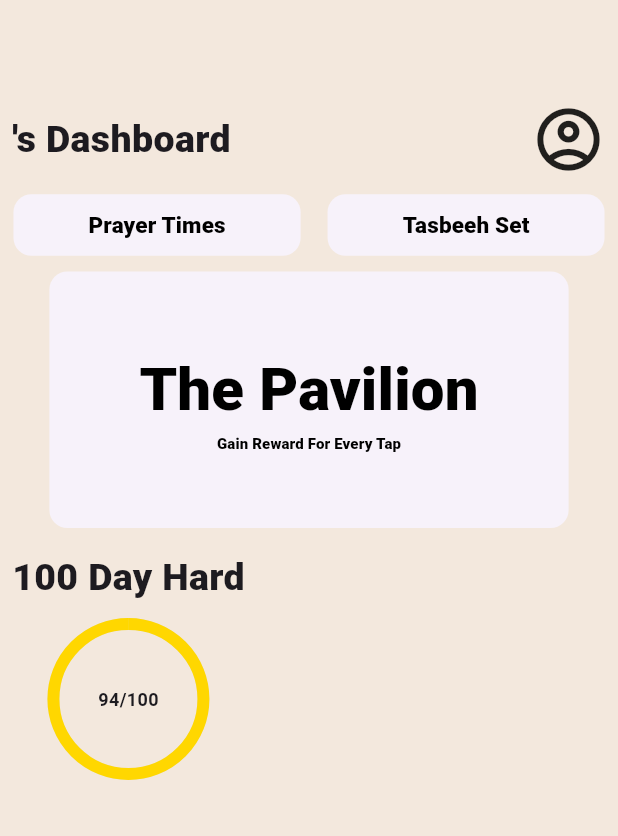
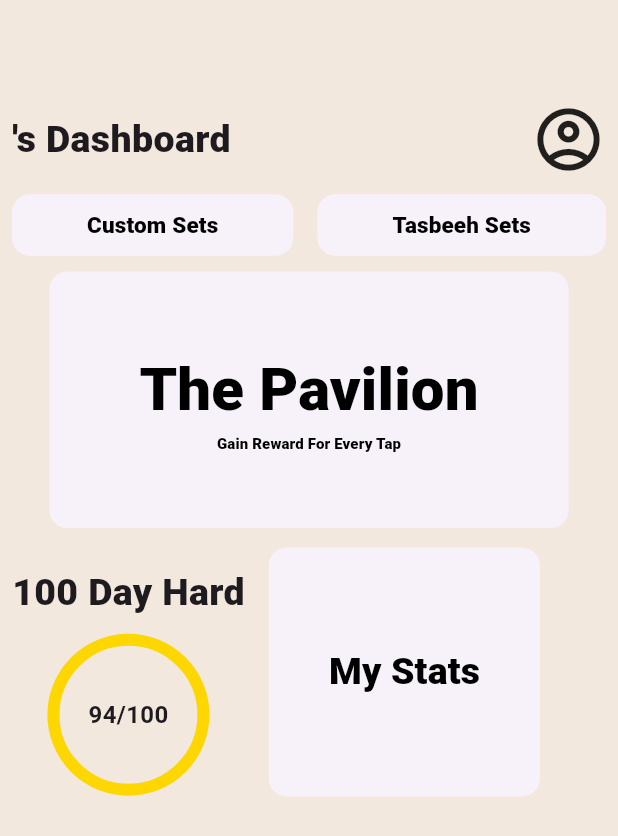
Before and after one commit to ZayanChaudhary044/dawam, a Flutter app: the HomePage screen opened directly with empty values, on a phone screen of 412 x 824 dp. Shown: the top 836 px of the screen. Run offline on Flutter 3.47's test engine with Material 3 defaults, Android fonts, the light colour scheme and no system bars; our stand-ins replace google_fonts.

Commit message:
Dashboard Developed (2/3)

```diff
--- a/dawam/lib/components/circularProgressWidget.dart
+++ b/dawam/lib/components/circularProgressWidget.dart
@@ -63,7 +63,7 @@ class _CircularProgressWidgetState extends State<CircularProgressWidget>
             children: [
               Text(
                 "$currentDay/100",
-                style: const TextStyle(fontSize: 12, fontWeight: FontWeight.bold),
+                style: const TextStyle(fontSize: 16, fontWeight: FontWeight.bold),
               ),
             ],
           ),
--- a/dawam/lib/main.dart
+++ b/dawam/lib/main.dart
@@ -20,3 +20,5 @@ class MyApp extends StatelessWidget {
     );
   }
 }
+
+//dark mode = 0xFF8B6F4E
--- a/dawam/lib/pages/homepage.dart
+++ b/dawam/lib/pages/homepage.dart
@@ -1,6 +1,7 @@
 import 'package:flutter/material.dart';
 import 'package:google_fonts/google_fonts.dart';
 import 'package:dawam/components/circularProgressWidget.dart';
+import 'package:dawam/components/prayer-timetable.dart';
 
 class HomePage extends StatelessWidget {
   HomePage({super.key, required this.userName});
@@ -43,7 +44,7 @@ class HomePage extends StatelessWidget {
                   ),
                 ),
                 child: Text(
-                  "Prayer Times",
+                  "Custom Sets",
                   style: GoogleFonts.reemKufi(
                     fontSize: 15,
                     fontWeight: FontWeight.w900,
@@ -62,7 +63,7 @@ class HomePage extends StatelessWidget {
                   ),
                 ),
                 child: Text(
-                  "Tasbeeh Set",
+                  "Tasbeeh Sets",
                   style: GoogleFonts.reemKufi(
                     fontSize: 15,
                     fontWeight: FontWeight.w900,
@@ -106,7 +107,7 @@ class HomePage extends StatelessWidget {
               ],
             ),
           ),
-          SizedBox(height: 7),
+          SizedBox(height: 5),
           Row(
             children: [
               Column(
@@ -127,11 +128,36 @@ class HomePage extends StatelessWidget {
                   ),
                 ],
               ),
-
+              Padding(
+                padding: const EdgeInsets.all(8.0),
+                child: ElevatedButton(
+                  onPressed: () {},
+                  style: ElevatedButton.styleFrom(
+                    elevation: 0,
+                    padding: EdgeInsets.symmetric(horizontal:40, vertical: 65),
+                    shadowColor: Colors.white,
+                    shape: RoundedRectangleBorder(
+                      borderRadius: BorderRadius.circular(12),
+                    ),
+                  ),
+                  child: Text(
+                    "My Stats",
+                    style: TextStyle(
+                      fontSize: 25,
+                      fontWeight: FontWeight.w900,
+                      color: Colors.black,
+                    ),
+                  ),
+                ),
+              ),
             ],
           ),
+
         ],
       ),
     );
   }
 }
+
+//next session points
+//use card instead of container for prayer timetable
```
Also changed, not shown: dawam/lib/components/prayer-timetable.dart (added, +29 -0 lines).
